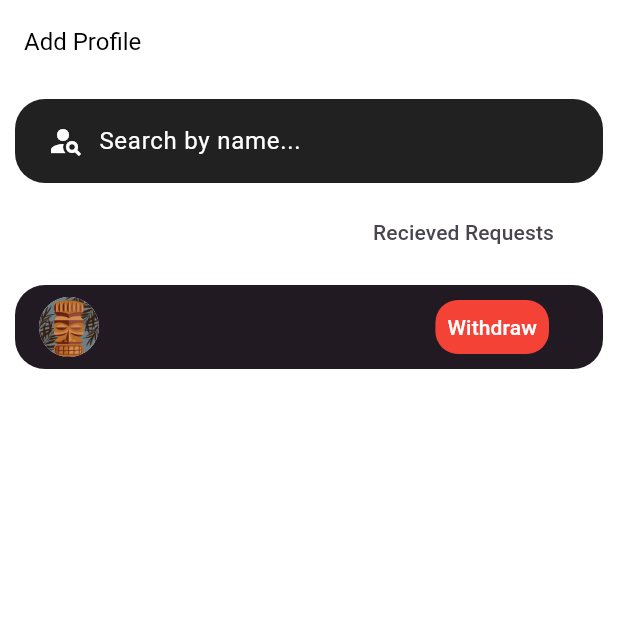
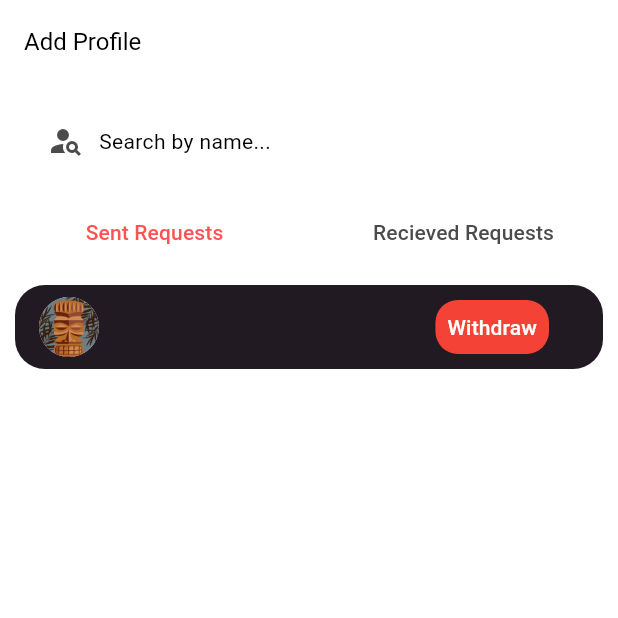
Before and after one commit to Amer-Mukhtar/Whisper-Messaging-App-beta, a Flutter app: the AddUserScreen screen opened directly with empty values, on a phone screen of 412 x 824 dp, the top half of it. Run offline on Flutter 3.47's test engine with Material 3 defaults, Android fonts, the phone set to English and light mode, and no system bars; our stand-ins replace cloud_firestore, envied, firebase_auth, firebase_core, firebase_storage, font_awesome_flutter and 3 more; accounts and stored records are empty; generated files the repository leaves out were written again.

Commit message:
more theme work

```diff
--- a/lib/core/theme/dark_theme.dart
+++ b/lib/core/theme/dark_theme.dart
@@ -83,7 +83,7 @@ class DarkTheme implements AppTheme{
     extensions: const [
       Background(
           primary: Colors.black,
-          accented: Color(0xFF211a23)
+          accented: Colors.white60
       ),
     ],
 
--- a/lib/views/add_user.dart
+++ b/lib/views/add_user.dart
@@ -1,5 +1,6 @@
 import 'package:flutter/material.dart';
 import 'package:cloud_firestore/cloud_firestore.dart';
+import 'package:whisper/core/theme/custom_themes/context_extensions.dart';
 import 'package:whisper/models/user_model.dart';
 import 'package:whisper/widgets/constant.dart';
 import '../controller/friend_controller.dart';
@@ -51,6 +52,7 @@ class _AddUserScreenState extends State<AddUserScreen> {
     return DefaultTabController(
       length: 2,
       child: Scaffold(
+        backgroundColor: context.background.primary,
         appBar: AppBar(
           automaticallyImplyLeading: false,
           title: const Text(
@@ -63,7 +65,8 @@ class _AddUserScreenState extends State<AddUserScreen> {
               Container(
                 margin: EdgeInsets.symmetric(horizontal: 10,vertical: 10),
                 child: SearchAnchor.bar(
-                  viewBackgroundColor: Color(0xFF211a23),
+                  barOverlayColor: WidgetStateProperty.all(context.background.primary),
+                  viewBackgroundColor: context.background.primary,
                   isFullScreen: false,
                   barPadding: WidgetStateProperty.all(EdgeInsets.symmetric(horizontal: 10)),
                   barElevation:WidgetStateProperty.all(0),
@@ -72,18 +75,18 @@ class _AddUserScreenState extends State<AddUserScreen> {
                       borderRadius: BorderRadius.circular(20),
                     ),
                   ),
-                  barLeading: const Padding(
+                  barLeading:  Padding(
                     padding: EdgeInsets.only(left: 12),
-                    child: Icon(Icons.person_search, color: Colors.white),
+                    child: Icon(Icons.person_search, color: context.background.accented),
                   ),
                   barTextStyle: WidgetStateProperty.all(
-                    const TextStyle(color: Colors.white),
+                     context.textStyles.bodyMedium,
                   ),
                   barHintText: 'Search by name...',
                   barHintStyle: WidgetStateProperty.all(
-                    const TextStyle(color: Colors.white),
+                    context.textStyles.bodyMedium,
                   ),
-                  barBackgroundColor: WidgetStateProperty.all(Colors.grey[900]),
+                  barBackgroundColor: WidgetStateProperty.all(context.background.primary),
 
                   suggestionsBuilder: (BuildContext context, SearchController controller) {
                     return <Widget>[
@@ -106,7 +109,7 @@ class _AddUserScreenState extends State<AddUserScreen> {
                                   backgroundImage: AssetImage(defaultUserImages[1]),
                                 ),
                                 title: Text(doc['fullName'] ?? 'No Name'),
-                                titleTextStyle: TextStyle(color: Colors.white),
+                                titleTextStyle: context.textStyles.bodyLarge,
                                 trailing: TextButton(
                                   onPressed: () {
                                     final friendModel = FriendsModel(
@@ -115,14 +118,10 @@ class _AddUserScreenState extends State<AddUserScreen> {
                                       requestStatus: 'pending',
                                       timestamp: DateTime.now(),
                                     );
-
                                     friendController.addFriendRequest(friendModel);
                                   },
-                                  child: const Icon(Icons.add,color: Colors.white,),
+                                  child: const Icon(Icons.add,),
                                 ),
-                                onTap: () {
-                                  // Optional: handle tap
-                                },
                               );
                             }).toList(),
                           );
@@ -131,14 +130,16 @@ class _AddUserScreenState extends State<AddUserScreen> {
 
                     ];
                   },
+
                 ),
               ),
-               const TabBar(tabs:
-               [
+               TabBar(tabs:
+               const [
                 Tab(text: "Sent Requests"),
                 Tab(text: "Recieved Requests")
-               ],indicator: const BoxDecoration(),
-                 labelColor: Colors.white,
+               ],indicator:  const BoxDecoration(),
+                 labelColor: context.theme.primaryColor,
+                 unselectedLabelColor: context.background.accented,
                  dividerColor: Colors.transparent,
                ),
                Expanded(
--- a/lib/views/home_screen.dart
+++ b/lib/views/home_screen.dart
@@ -1,5 +1,6 @@
 import 'package:flutter/cupertino.dart';
 import 'package:flutter/material.dart';
+import 'package:whisper/core/theme/custom_themes/context_extensions.dart';
 import 'package:whisper/models/user_model.dart';
 import 'package:whisper/views/chat_list_screen.dart';
 import 'package:whisper/views/profile_screen.dart';
@@ -39,7 +40,7 @@ class _HomeScreenState extends State<HomeScreen> {
   Widget build(BuildContext context) {
     final theme = Theme.of(context);
     return Scaffold(
-      backgroundColor: Colors.transparent,
+      backgroundColor: context.background.primary,
       body: _screens[_selectedIndex],
         bottomNavigationBar: NavigationBar(
           backgroundColor: Colors.transparent,
--- a/lib/widgets/bg_scaffold.dart
+++ b/lib/widgets/bg_scaffold.dart
@@ -1,4 +1,5 @@
 import 'package:flutter/material.dart';
+import 'package:whisper/core/theme/custom_themes/context_extensions.dart';
 
 class BGScaffold extends StatefulWidget {
   const BGScaffold({
@@ -39,6 +40,7 @@ class _BGScaffoldState extends State<BGScaffold> {
         : (widget.child ?? const SizedBox());
 
     return Scaffold(
+      backgroundColor: context.background.primary,
       appBar: widget.appBar,
       bottomNavigationBar: widget.showBottomNav
           ? BottomNavigationBar(
```
Also changed, not shown: lib/views/profile_screen.dart (+12 -7 lines), lib/views/signin_screen.dart (+5 -3 lines), lib/views/welcome_screen.dart (+4 -3 lines).
